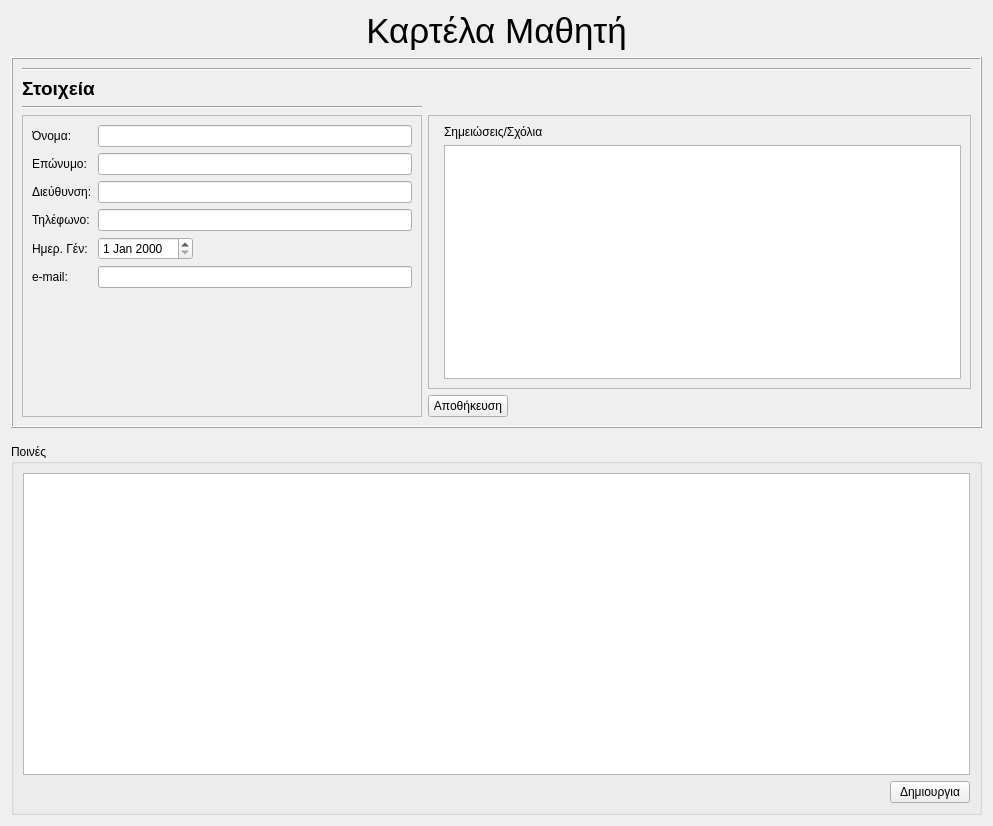
Old version of the form ui/edit_patient.ui in the repository tdgs/medical_qt_ruby.
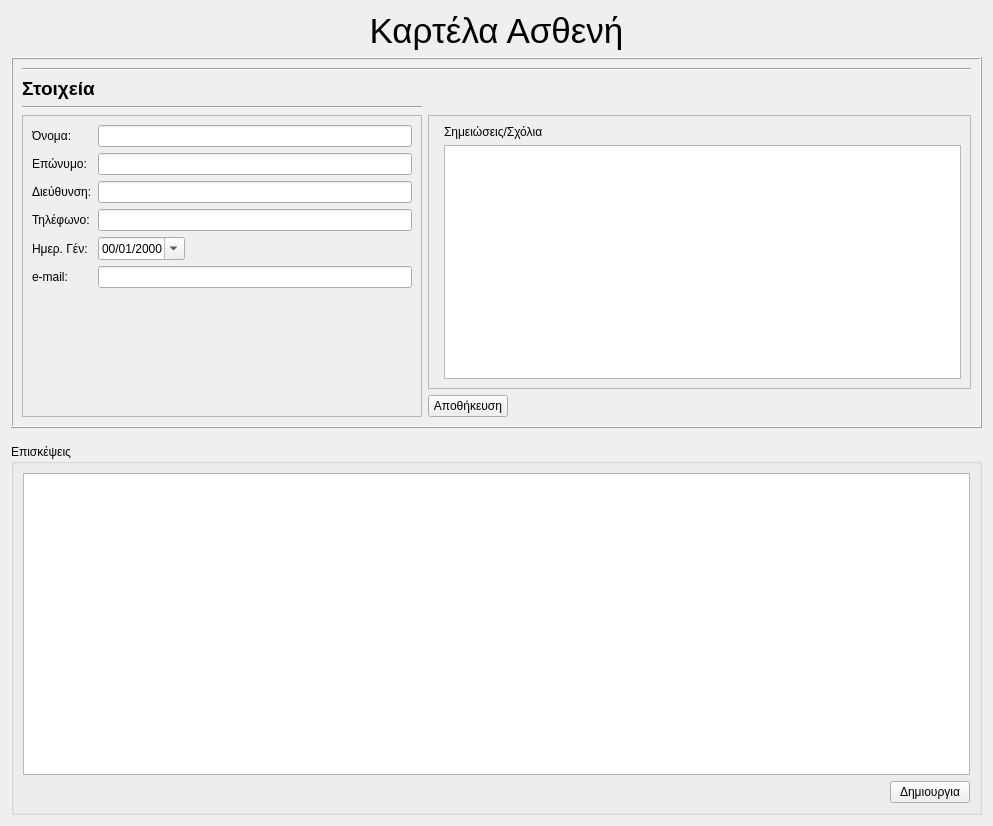
New version of the form. Custom widgets are drawn as their Qt base class.

Diff of the .ui file:
```diff
--- a/ui/edit_patient.ui
+++ b/ui/edit_patient.ui
@@ -20,8 +20,8 @@
       <string>&lt;!DOCTYPE HTML PUBLIC &quot;-//W3C//DTD HTML 4.0//EN&quot; &quot;http://www.w3.org/TR/REC-html40/strict.dtd&quot;&gt;
 &lt;html&gt;&lt;head&gt;&lt;meta name=&quot;qrichtext&quot; content=&quot;1&quot; /&gt;&lt;style type=&quot;text/css&quot;&gt;
 p, li { white-space: pre-wrap; }
-&lt;/style&gt;&lt;/head&gt;&lt;body style=&quot; font-family:'Ubuntu'; font-size:9pt; font-weight:400; font-style:normal;&quot;&gt;
-&lt;p align=&quot;center&quot; style=&quot; margin-top:0px; margin-bottom:0px; margin-left:0px; margin-right:0px; -qt-block-indent:0; text-indent:0px;&quot;&gt;&lt;span style=&quot; font-size:26pt;&quot;&gt;Καρτέλα Μαθητή&lt;/span&gt;&lt;/p&gt;&lt;/body&gt;&lt;/html&gt;</string>
+&lt;/style&gt;&lt;/head&gt;&lt;body style=&quot; font-family:'Ubuntu'; font-size:10pt; font-weight:400; font-style:normal;&quot;&gt;
+&lt;p align=&quot;center&quot; style=&quot; margin-top:0px; margin-bottom:0px; margin-left:0px; margin-right:0px; -qt-block-indent:0; text-indent:0px;&quot;&gt;&lt;span style=&quot; font-size:26pt;&quot;&gt;Καρτέλα Ασθενή&lt;/span&gt;&lt;/p&gt;&lt;/body&gt;&lt;/html&gt;</string>
      </property>
     </widget>
    </item>
@@ -113,7 +113,17 @@
           </widget>
          </item>
          <item row="8" column="1">
-          <widget class="QDateEdit" name="dateEdit"/>
+          <widget class="QDateEdit" name="birthDate">
+           <property name="currentSection">
+            <enum>QDateTimeEdit::YearSection</enum>
+           </property>
+           <property name="displayFormat">
+            <string>mm/dd/yyyy</string>
+           </property>
+           <property name="calendarPopup">
+            <bool>true</bool>
+           </property>
+          </widget>
          </item>
          <item row="9" column="0">
           <widget class="QLabel" name="label_6">
@@ -225,7 +235,7 @@
    <item>
     <widget class="QGroupBox" name="groupBox">
      <property name="title">
-      <string>Ποινές</string>
+      <string>Επισκέψεις</string>
      </property>
      <layout class="QGridLayout" name="gridLayout_2">
       <item row="1" column="0">
```
